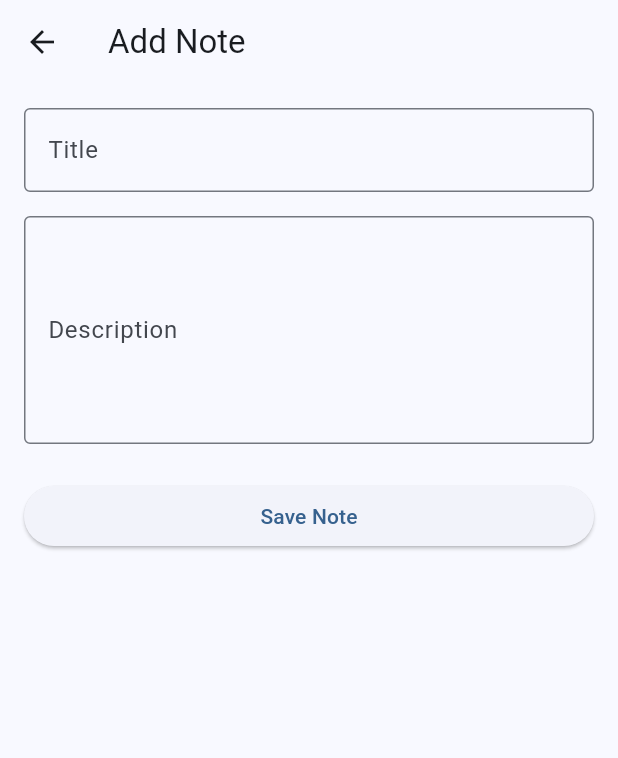
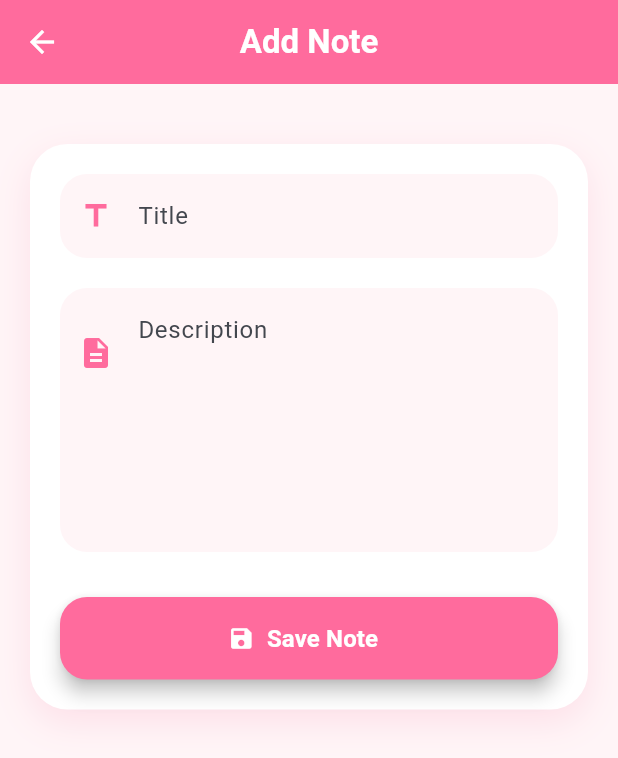
Before and after one commit to Hm-masum/Note-Management-App, a Flutter app: the screen it shows after launch, after a tap on the "add" icon, on a phone screen of 412 x 824 dp. Shown: the top 758 px of the screen. Run offline on Flutter 3.47's test engine with Material 3 defaults, Android fonts, the phone set to English and light mode, and no system bars; our stand-ins replace cloud_firestore, firebase_core; accounts and stored records are empty.

Commit message:
ui update

```diff
--- a/lib/screens/add_edit_note_screen.dart
+++ b/lib/screens/add_edit_note_screen.dart
@@ -54,7 +54,7 @@ class _AddEditNoteScreenState extends State<AddEditNoteScreen> {
         ),
       );
 
-      message = "✅ Note saved successfully";
+      message = "Note saved successfully";
     } else {
       await firestoreService.updateNote(
         NoteModel(
@@ -64,7 +64,7 @@ class _AddEditNoteScreenState extends State<AddEditNoteScreen> {
         ),
       );
 
-      message = "✅ Note updated successfully";
+      message = "Note updated successfully";
     }
 
     if (mounted) {
@@ -77,33 +77,107 @@ class _AddEditNoteScreenState extends State<AddEditNoteScreen> {
     final isEdit = widget.note != null;
 
     return Scaffold(
-      appBar: AppBar(title: Text(isEdit ? "Edit Note" : "Add Note")),
-      body: Padding(
-        padding: const EdgeInsets.all(16),
+      backgroundColor: const Color(0xffFFF5F7),
+      appBar: AppBar(
+        backgroundColor: const Color(0xffFF6B9D),
+        foregroundColor: Colors.white,
+        centerTitle: true,
+        title: Text(
+          isEdit ? "Edit Note" : "Add Note",
+          style: const TextStyle(fontWeight: FontWeight.bold),
+        ),
+      ),
+      body: SingleChildScrollView(
+        padding: const EdgeInsets.all(20),
+        child: Column(
+          children: [
+            const SizedBox(height: 20),
+
+            Container(
+              padding: const EdgeInsets.all(20),
+              decoration: BoxDecoration(
+                color: Colors.white,
+                borderRadius: BorderRadius.circular(25),
+                boxShadow: [
+                  BoxShadow(
+                    color: Colors.pink.withOpacity(0.1),
+                    blurRadius: 20,
+                    offset: const Offset(0, 8),
+                  ),
+                ],
+              ),
               child: Column(
                 children: [
                   TextField(
                     controller: _titleController,
-              decoration: const InputDecoration(
+                    decoration: InputDecoration(
                       labelText: "Title",
-                border: OutlineInputBorder(),
+                      prefixIcon: const Icon(
+                        Icons.title,
+                        color: Color(0xffFF6B9D),
+                      ),
+                      filled: true,
+                      fillColor: const Color(0xffFFF5F7),
+                      border: OutlineInputBorder(
+                        borderRadius: BorderRadius.circular(18),
+                        borderSide: BorderSide.none,
                       ),
                     ),
-            const SizedBox(height: 16),
+                  ),
+
+                  const SizedBox(height: 20),
+
                   TextField(
                     controller: _descriptionController,
-              maxLines: 5,
-              decoration: const InputDecoration(
+                    maxLines: 6,
+                    decoration: InputDecoration(
                       labelText: "Description",
-                border: OutlineInputBorder(),
+                      alignLabelWithHint: true,
+                      prefixIcon: const Padding(
+                        padding: EdgeInsets.only(bottom: 90),
+                        child: Icon(
+                          Icons.description,
+                          color: Color(0xffFF6B9D),
                         ),
                       ),
-            const SizedBox(height: 24),
+                      filled: true,
+                      fillColor: const Color(0xffFFF5F7),
+                      border: OutlineInputBorder(
+                        borderRadius: BorderRadius.circular(18),
+                        borderSide: BorderSide.none,
+                      ),
+                    ),
+                  ),
+
+                  const SizedBox(height: 30),
+
                   SizedBox(
                     width: double.infinity,
-              child: ElevatedButton(
+                    height: 55,
+                    child: ElevatedButton.icon(
                       onPressed: saveNote,
-                child: Text(isEdit ? "Update Note" : "Save Note"),
+                      icon: Icon(
+                        isEdit ? Icons.edit : Icons.save,
+                        color: Colors.white,
+                      ),
+                      label: Text(
+                        isEdit ? "Update Note" : "Save Note",
+                        style: const TextStyle(
+                          color: Colors.white,
+                          fontSize: 16,
+                          fontWeight: FontWeight.bold,
+                        ),
+                      ),
+                      style: ElevatedButton.styleFrom(
+                        backgroundColor: const Color(0xffFF6B9D),
+                        shape: RoundedRectangleBorder(
+                          borderRadius: BorderRadius.circular(18),
+                        ),
+                        elevation: 5,
+                      ),
+                    ),
+                  ),
+                ],
               ),
             ),
           ],
--- a/lib/screens/home_screen.dart
+++ b/lib/screens/home_screen.dart
@@ -13,29 +13,69 @@ class HomeScreen extends StatelessWidget {
   @override
   Widget build(BuildContext context) {
     return Scaffold(
-      appBar: AppBar(title: const Text("Notes Management"), centerTitle: true),
+      backgroundColor: const Color(0xffFFF5F7),
+      appBar: AppBar(
+        elevation: 0,
+        centerTitle: true,
+        backgroundColor: const Color(0xffFF6B9D),
+        title: const Text(
+          "My Notes",
+          style: TextStyle(
+            color: Colors.white,
+            fontWeight: FontWeight.bold,
+            letterSpacing: 1,
+          ),
+        ),
+      ),
       body: StreamBuilder<List<NoteModel>>(
         stream: firestoreService.getNotes(),
         builder: (context, snapshot) {
           if (snapshot.connectionState == ConnectionState.waiting) {
-            return const Center(child: CircularProgressIndicator());
+            return const Center(
+              child: CircularProgressIndicator(color: Color(0xffFF6B9D)),
+            );
           }
 
           if (!snapshot.hasData || snapshot.data!.isEmpty) {
-            return const Center(
-              child: Text("No Notes Found", style: TextStyle(fontSize: 18)),
+            return Center(
+              child: Column(
+                mainAxisAlignment: MainAxisAlignment.center,
+                children: [
+                  Icon(
+                    Icons.sticky_note_2_outlined,
+                    size: 90,
+                    color: Colors.pink.shade300,
+                  ),
+                  const SizedBox(height: 20),
+                  Text(
+                    "No Notes Yet",
+                    style: TextStyle(
+                      fontSize: 22,
+                      fontWeight: FontWeight.bold,
+                      color: Colors.pink.shade400,
+                    ),
+                  ),
+                  const SizedBox(height: 8),
+                  Text(
+                    "Tap + to create your first note",
+                    style: TextStyle(color: Colors.grey.shade600),
+                  ),
+                ],
+              ),
             );
           }
 
           final notes = snapshot.data!;
 
-          return ListView.builder(
+          return Padding(
+            padding: const EdgeInsets.symmetric(horizontal: 14, vertical: 12),
+            child: ListView.separated(
               itemCount: notes.length,
+              separatorBuilder: (_, __) => const SizedBox(height: 12),
               itemBuilder: (context, index) {
                 return NoteCard(
                   note: notes[index],
 
-                // Edit Note
                   onEdit: () async {
                     final result = await Navigator.push(
                       context,
@@ -47,19 +87,21 @@ class HomeScreen extends StatelessWidget {
                     if (result != null && context.mounted) {
                       ScaffoldMessenger.of(context).showSnackBar(
                         SnackBar(
+                          backgroundColor: const Color(0xffFF6B9D),
                           content: Text(result.toString()),
-                        duration: const Duration(seconds: 2),
                         ),
                       );
                     }
                   },
 
-                // Delete Note
                   onDelete: () async {
                     final bool? confirm = await showDialog<bool>(
                       context: context,
                       builder: (context) {
                         return AlertDialog(
+                          shape: RoundedRectangleBorder(
+                            borderRadius: BorderRadius.circular(20),
+                          ),
                           title: const Text("Delete Note"),
                           content: const Text(
                             "Are you sure you want to delete this note?",
@@ -72,10 +114,16 @@ class HomeScreen extends StatelessWidget {
                               child: const Text("Cancel"),
                             ),
                             ElevatedButton(
+                              style: ElevatedButton.styleFrom(
+                                backgroundColor: Colors.pink,
+                              ),
                               onPressed: () {
                                 Navigator.pop(context, true);
                               },
-                            child: const Text("Delete"),
+                              child: const Text(
+                                "Delete",
+                                style: TextStyle(color: Colors.white),
+                              ),
                             ),
                           ],
                         );
@@ -88,8 +136,8 @@ class HomeScreen extends StatelessWidget {
                       if (context.mounted) {
                         ScaffoldMessenger.of(context).showSnackBar(
                           const SnackBar(
-                          content: Text("✅ Note deleted successfully"),
-                          duration: Duration(seconds: 2),
+                            backgroundColor: Color(0xffFF6B9D),
+                            content: Text("Note deleted successfully"),
                           ),
                         );
                       }
@@ -97,12 +145,15 @@ class HomeScreen extends StatelessWidget {
                   },
                 );
               },
+            ),
           );
         },
       ),
       floatingActionButton: FloatingActionButton(
+        backgroundColor: const Color(0xffFF6B9D),
+        elevation: 6,
         tooltip: "Add New Note",
-        child: const Icon(Icons.add),
+        child: const Icon(Icons.add, color: Colors.white),
         onPressed: () async {
           final result = await Navigator.push(
             context,
@@ -112,8 +163,8 @@ class HomeScreen extends StatelessWidget {
           if (result != null && context.mounted) {
             ScaffoldMessenger.of(context).showSnackBar(
               SnackBar(
+                backgroundColor: const Color(0xffFF6B9D),
                 content: Text(result.toString()),
-                duration: const Duration(seconds: 2),
               ),
             );
           }
```
Lines whose indentation alone changed are shown as unchanged.
